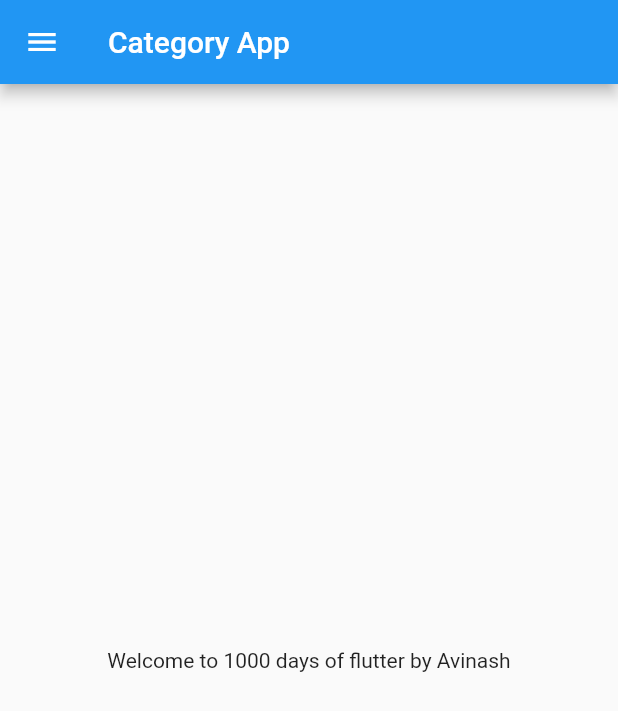
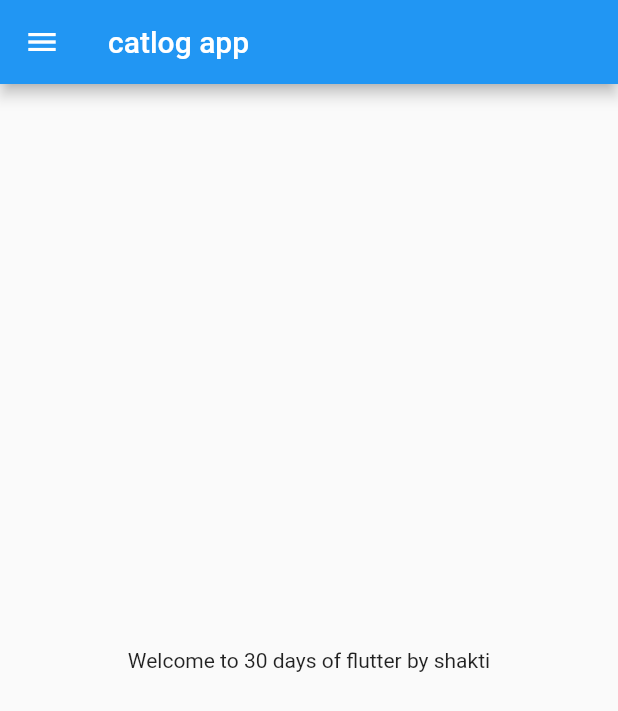
Before and after one commit to ssacharya2002/30Days_Of_Flutter, a Flutter app: the screen it shows after launch, on a phone screen of 412 x 824 dp. Shown: the top 711 px of the screen. Run offline on Flutter 3.47's test engine with Material 2 defaults, Android fonts, the phone set to English and light mode, and no system bars.

Commit message:
day 2 completed

```diff
--- a/lib/home_page.dart
+++ b/lib/home_page.dart
@@ -1,22 +1,18 @@
-import 'package:flutter/cupertino.dart';
 import 'package:flutter/material.dart';
 
 class HomePage extends StatelessWidget {
-  const HomePage({Key? key}) : super(key: key);
-
   @override
   Widget build(BuildContext context) {
-    var days = 1000;
-    final String name = "Avinash";
+    int days = 30;
+    String name = "shakti";
+
     return Scaffold(
       appBar: AppBar(
-        title: Text("Category App"),
+        title: Text("catlog app"),
       ),
-      body: Material(
-        child: Center(
-          child: Container(
-            child: Text("Welcome to $days days of flutter by $name"),
-          ),
+      body: Center(
+        child: Container(
+          child: Text("Welcome to $days days of flutter by $name"),
         ),
       ),
       drawer: Drawer(),
--- a/lib/main.dart
+++ b/lib/main.dart
@@ -7,12 +7,12 @@ void main() {
 }
 
 class MyApp extends StatelessWidget {
-  const MyApp({Key? key}) : super(key: key); //constructor
-
   @override
   Widget build(BuildContext context) {
+
+
     return MaterialApp(
-      home: HomePage()
+        home: HomePage(),
     );
-  }
 }
+}
```
